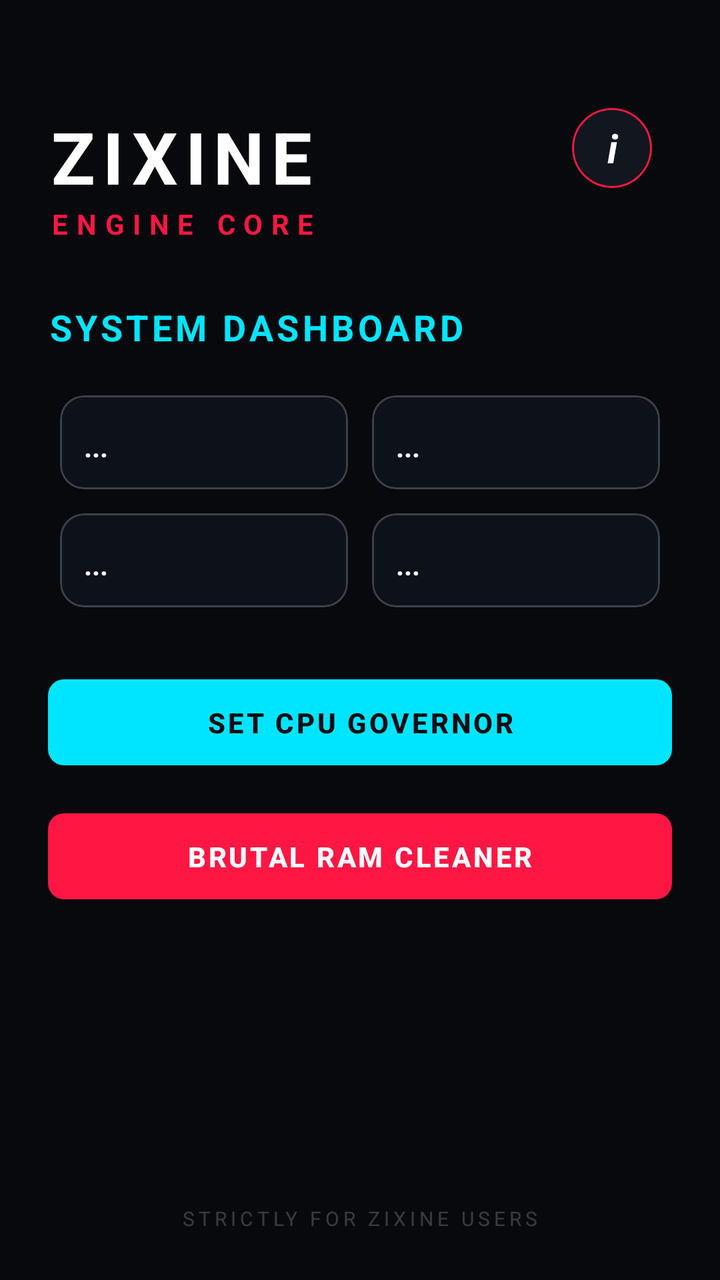
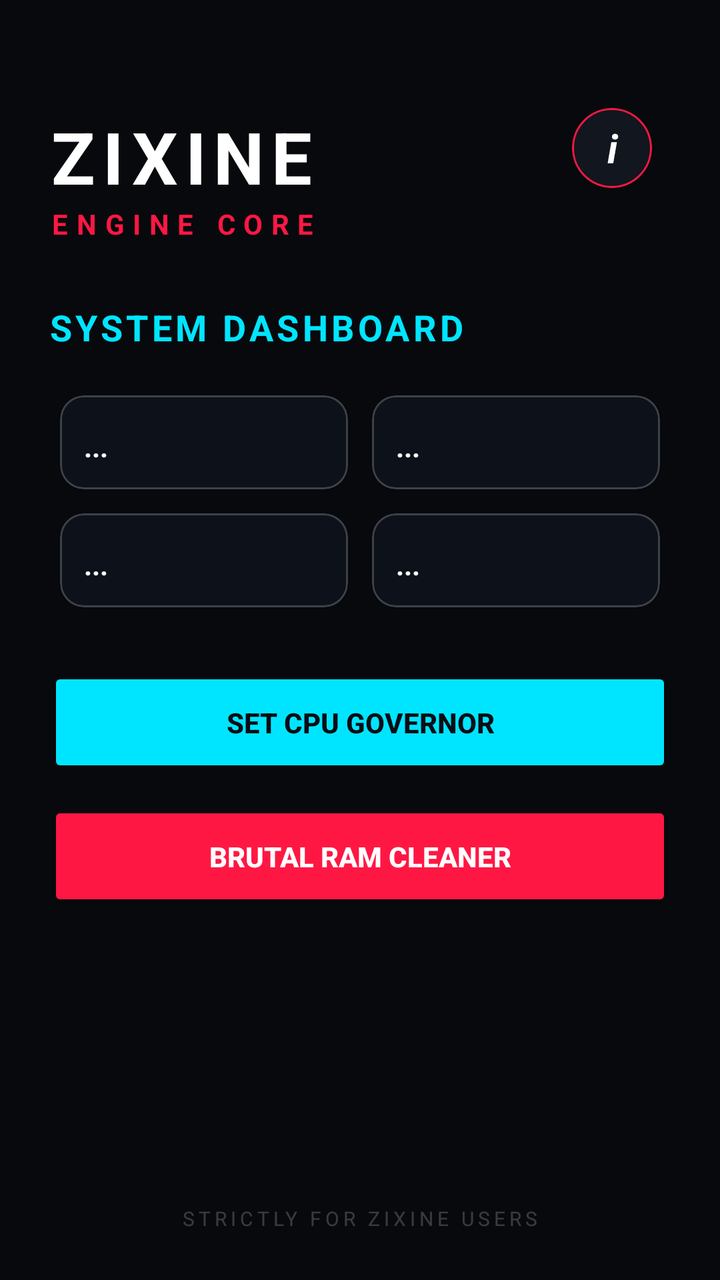

The first picture is an Android layout as it rendered before a commit; the second is the same layout after the commit. The layout source and the unified diff follow.
<!-- AndroidManifest.xml: application theme Theme.MaterialComponents.DayNight.NoActionBar -->
<!-- res/layout/activity_main.xml -->
<?xml version="1.0" encoding="utf-8"?>
<RelativeLayout xmlns:android="http://schemas.android.com/apk/res/android"
    xmlns:app="http://schemas.android.com/apk/res-auto"
    android:layout_width="match_parent"
    android:layout_height="match_parent"
    android:background="#07090D"
    android:padding="24dp">

    <com.google.android.material.card.MaterialCardView
        android:id="@+id/btn_info"
        android:layout_width="40dp"
        android:layout_height="40dp"
        android:layout_alignParentTop="true"
        android:layout_alignParentEnd="true"
        android:layout_marginTop="30dp"
        android:layout_marginEnd="10dp"
        android:clickable="true"
        android:focusable="true"
        app:cardBackgroundColor="#12161F"
        app:cardCornerRadius="20dp"
        app:strokeColor="#FF1744"
        app:strokeWidth="1dp">
        <TextView
            android:layout_width="match_parent"
            android:layout_height="match_parent"
            android:text="i"
            android:textColor="#FFFFFF"
            android:textSize="20sp"
            android:textStyle="bold|italic"
            android:gravity="center"/>
    </com.google.android.material.card.MaterialCardView>

    <LinearLayout
        android:id="@+id/header"
        android:layout_width="wrap_content"
        android:layout_height="wrap_content"
        android:orientation="vertical"
        android:layout_marginTop="30dp">
        <TextView
            android:layout_width="wrap_content"
            android:layout_height="wrap_content"
            android:text="ZIXINE"
            android:textColor="#FFFFFF"
            android:textSize="36sp"
            android:textStyle="bold"
            android:letterSpacing="0.1"/>
        <TextView
            android:layout_width="wrap_content"
            android:layout_height="wrap_content"
            android:text="ENGINE CORE"
            android:textColor="#FF1744"
            android:textSize="14sp"
            android:textStyle="bold"
            android:letterSpacing="0.3"/>
    </LinearLayout>

    <com.google.android.material.card.MaterialCardView
        android:id="@+id/layout_locked"
        android:layout_width="match_parent"
        android:layout_height="wrap_content"
        android:layout_centerInParent="true"
        app:cardBackgroundColor="#0D111A"
        app:cardCornerRadius="16dp"
        app:strokeColor="#33FF1744"
        app:strokeWidth="1dp"
        android:visibility="gone">

        <LinearLayout
            android:layout_width="match_parent"
            android:layout_height="wrap_content"
            android:orientation="vertical"
            android:padding="24dp">

            <TextView
                android:layout_width="match_parent"
                android:layout_height="wrap_content"
                android:text="RESTRICTED AREA"
                android:textColor="#FF1744"
                android:textSize="16sp"
                android:textStyle="bold"
                android:gravity="center"
                android:letterSpacing="0.2"/>

            <EditText
                android:id="@+id/input_code"
                android:layout_width="match_parent"
                android:layout_height="50dp"
                android:layout_marginTop="20dp"
                android:hint="Enter Passkey"
                android:textColorHint="#44FFFFFF"
                android:textColor="#FFFFFF"
                android:inputType="numberPassword"
                android:gravity="center"
                android:backgroundTint="#FF1744"
                android:textSize="18sp"
                android:letterSpacing="0.3"/>
                
            <com.google.android.material.button.MaterialButton
                android:id="@+id/btn_unlock"
                android:layout_width="match_parent"
                android:layout_height="55dp"
                android:layout_marginTop="20dp"
                android:text="BYPASS SECURITY"
                android:textColor="#FFFFFF"
                android:textStyle="bold"
                app:backgroundTint="#FF1744"
                app:cornerRadius="8dp"/>
        </LinearLayout>
    </com.google.android.material.card.MaterialCardView>

    <LinearLayout
        android:id="@+id/layout_verified"
        android:layout_width="match_parent"
        android:layout_height="match_parent"
        android:layout_below="@id/header"
        android:layout_marginTop="30dp"
        android:orientation="vertical"
        android:visibility="visible">

        <TextView
            android:layout_width="wrap_content"
            android:layout_height="wrap_content"
            android:text="SYSTEM DASHBOARD"
            android:textColor="#00E5FF"
            android:textSize="18sp"
            android:textStyle="bold"
            android:letterSpacing="0.1"
            android:layout_marginBottom="16dp"/>

        <LinearLayout
            android:layout_width="match_parent"
            android:layout_height="wrap_content"
            android:orientation="vertical"
            android:layout_marginBottom="24dp">

            <LinearLayout
                android:layout_width="match_parent"
                android:layout_height="wrap_content"
                android:orientation="horizontal">

                <com.google.android.material.card.MaterialCardView
                    android:layout_width="0dp"
                    android:layout_height="wrap_content"
                    android:layout_weight="1"
                    android:layout_margin="6dp"
                    app:cardBackgroundColor="#0D111A"
                    app:cardCornerRadius="12dp"
                    app:strokeColor="#33FFFFFF"
                    app:strokeWidth="1dp">
                    <LinearLayout
                        android:layout_width="match_parent"
                        android:layout_height="wrap_content"
                        android:orientation="vertical"
                        android:padding="12dp">
                        <TextView android:text="RAM USAGE" android:textColor="#88FFFFFF" android:textSize="10sp" android:textStyle="bold"/>
                        <TextView android:id="@+id/tv_ram" android:layout_width="wrap_content" android:layout_height="wrap_content" android:text="..." android:textColor="#FFFFFF" android:textSize="14sp" android:layout_marginTop="4dp" android:textStyle="bold"/>
                    </LinearLayout>
                </com.google.android.material.card.MaterialCardView>

                <com.google.android.material.card.MaterialCardView
                    android:layout_width="0dp"
                    android:layout_height="wrap_content"
                    android:layout_weight="1"
                    android:layout_margin="6dp"
                    app:cardBackgroundColor="#0D111A"
                    app:cardCornerRadius="12dp"
                    app:strokeColor="#33FFFFFF"
                    app:strokeWidth="1dp">
                    <LinearLayout
                        android:layout_width="match_parent"
                        android:layout_height="wrap_content"
                        android:orientation="vertical"
                        android:padding="12dp">
                        <TextView android:text="ZRAM (SWAP)" android:textColor="#88FFFFFF" android:textSize="10sp" android:textStyle="bold"/>
                        <TextView android:id="@+id/tv_zram" android:layout_width="wrap_content" android:layout_height="wrap_content" android:text="..." android:textColor="#FFFFFF" android:textSize="14sp" android:layout_marginTop="4dp" android:textStyle="bold"/>
                    </LinearLayout>
                </com.google.android.material.card.MaterialCardView>
            </LinearLayout>

            <LinearLayout
                android:layout_width="match_parent"
                android:layout_height="wrap_content"
                android:orientation="horizontal">

                <com.google.android.material.card.MaterialCardView
                    android:layout_width="0dp"
                    android:layout_height="wrap_content"
                    android:layout_weight="1"
                    android:layout_margin="6dp"
                    app:cardBackgroundColor="#0D111A"
                    app:cardCornerRadius="12dp"
                    app:strokeColor="#33FFFFFF"
                    app:strokeWidth="1dp">
                    <LinearLayout
                        android:layout_width="match_parent"
                        android:layout_height="wrap_content"
                        android:orientation="vertical"
                        android:padding="12dp">
                        <TextView android:text="CPU GOVERNOR" android:textColor="#88FFFFFF" android:textSize="10sp" android:textStyle="bold"/>
                        <TextView android:id="@+id/tv_cpu" android:layout_width="wrap_content" android:layout_height="wrap_content" android:text="..." android:textColor="#FFFFFF" android:textSize="14sp" android:layout_marginTop="4dp" android:textStyle="bold"/>
                    </LinearLayout>
                </com.google.android.material.card.MaterialCardView>

                <com.google.android.material.card.MaterialCardView
                    android:layout_width="0dp"
                    android:layout_height="wrap_content"
                    android:layout_weight="1"
                    android:layout_margin="6dp"
                    app:cardBackgroundColor="#0D111A"
                    app:cardCornerRadius="12dp"
                    app:strokeColor="#33FFFFFF"
                    app:strokeWidth="1dp">
                    <LinearLayout
                        android:layout_width="match_parent"
                        android:layout_height="wrap_content"
                        android:orientation="vertical"
                        android:padding="12dp">
                        <TextView android:text="BATERAI" android:textColor="#88FFFFFF" android:textSize="10sp" android:textStyle="bold"/>
                        <TextView android:id="@+id/tv_battery" android:layout_width="wrap_content" android:layout_height="wrap_content" android:text="..." android:textColor="#FFFFFF" android:textSize="14sp" android:layout_marginTop="4dp" android:textStyle="bold"/>
                    </LinearLayout>
                </com.google.android.material.card.MaterialCardView>
            </LinearLayout>
        </LinearLayout>

        <LinearLayout
            android:layout_width="match_parent"
            android:layout_height="wrap_content"
            android:orientation="vertical">

            <com.google.android.material.button.MaterialButton
                android:id="@+id/btn_cpu_gov"
                android:layout_width="match_parent"
                android:layout_height="55dp"
                android:text="SET CPU GOVERNOR"
                android:textColor="#090C15"
                android:textStyle="bold"
                app:backgroundTint="#00E5FF"
                app:cornerRadius="8dp"
                android:layout_marginBottom="12dp"/>

            <com.google.android.material.button.MaterialButton
                android:id="@+id/btn_clean_ram"
                android:layout_width="match_parent"
                android:layout_height="55dp"
                android:text="BRUTAL RAM CLEANER"
                android:textColor="#FFFFFF"
                android:textStyle="bold"
                app:backgroundTint="#FF1744"
                app:cornerRadius="8dp" />
        </LinearLayout>
    </LinearLayout>

    <TextView
        android:layout_width="match_parent"
        android:layout_height="wrap_content"
        android:layout_alignParentBottom="true"
        android:text="STRICTLY FOR ZIXINE USERS"
        android:textColor="#33FFFFFF"
        android:textSize="10sp"
        android:gravity="center"
        android:letterSpacing="0.2"/>

</RelativeLayout>
<!-- resources referenced by this layout -->
<resources>

</resources>

<!-- the commit's change to res/layout/activity_main.xml (unified diff, before → after) -->
@@ -95,7 +95,7 @@
                 android:textSize="18sp"
                 android:letterSpacing="0.3"/>
                 
-            <com.google.android.material.button.MaterialButton
+            <Button
                 android:id="@+id/btn_unlock"
                 android:layout_width="match_parent"
                 android:layout_height="55dp"
@@ -103,8 +103,7 @@
                 android:text="BYPASS SECURITY"
                 android:textColor="#FFFFFF"
                 android:textStyle="bold"
-                app:backgroundTint="#FF1744"
-                app:cornerRadius="8dp"/>
+                android:backgroundTint="#FF1744"/>
         </LinearLayout>
     </com.google.android.material.card.MaterialCardView>
 
@@ -227,26 +226,24 @@
             android:layout_height="wrap_content"
             android:orientation="vertical">
 
-            <com.google.android.material.button.MaterialButton
+            <Button
                 android:id="@+id/btn_cpu_gov"
                 android:layout_width="match_parent"
                 android:layout_height="55dp"
                 android:text="SET CPU GOVERNOR"
                 android:textColor="#090C15"
                 android:textStyle="bold"
-                app:backgroundTint="#00E5FF"
-                app:cornerRadius="8dp"
+                android:backgroundTint="#00E5FF"
                 android:layout_marginBottom="12dp"/>
 
-            <com.google.android.material.button.MaterialButton
+            <Button
                 android:id="@+id/btn_clean_ram"
                 android:layout_width="match_parent"
                 android:layout_height="55dp"
                 android:text="BRUTAL RAM CLEANER"
                 android:textColor="#FFFFFF"
                 android:textStyle="bold"
-                app:backgroundTint="#FF1744"
-                app:cornerRadius="8dp" />
+                android:backgroundTint="#FF1744" />
         </LinearLayout>
     </LinearLayout>
 
